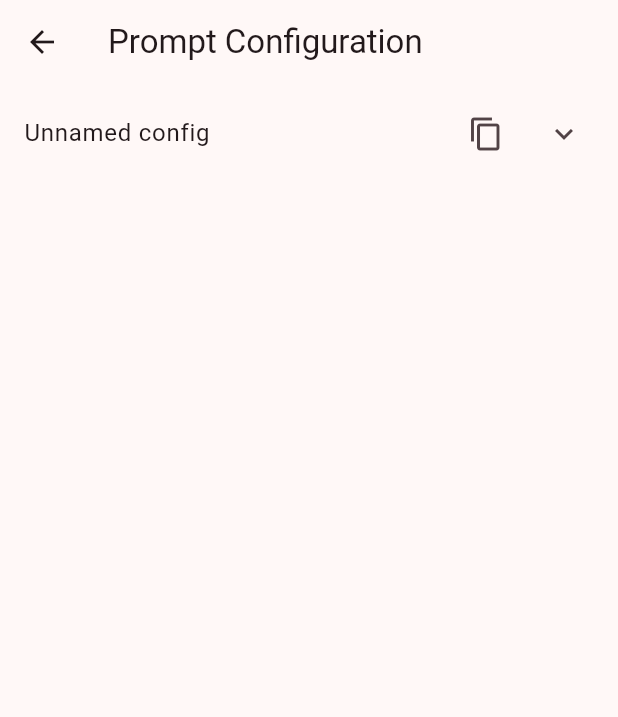
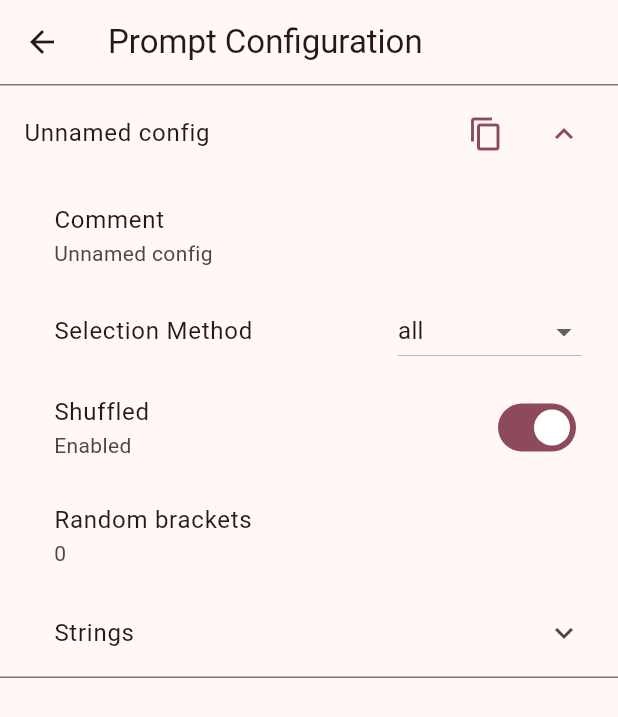
Before and after one commit to Exception0x0194/NAI-Generator-Flutter, a Flutter app: the PromptConfigScreen screen opened directly, on a phone screen of 412 x 824 dp. Shown: the top 717 px of the screen. Run offline on Flutter 3.47's test engine with Material 3 defaults, Android fonts, the phone set to English and light mode, and no system bars; our stand-ins replace file_picker; missing offline and left inert: dart:html; Roboto replaces fonts that are missing (Noto).

Commit message:
修改了编辑页面的初始状态

```diff
--- a/json/example.json
+++ b/json/example.json
@@ -7,7 +7,7 @@
         "num": 1,
         "randomBrackets": 0,
         "type": "config",
-        "comment": "正向提示词",
+        "comment": "示例提示词",
         "filter": "",
         "depth": 0,
         "strs": [],
--- a/lib/models/prompt_config.dart
+++ b/lib/models/prompt_config.dart
@@ -1,6 +1,4 @@
 import 'dart:math';
-
-import 'package:flutter/foundation.dart';
 
 class PromptConfig {
   String selectionMethod;
--- a/lib/widgets/prompt_config_widget.dart
+++ b/lib/widgets/prompt_config_widget.dart
@@ -1,7 +1,5 @@
-import 'package:flutter/cupertino.dart';
 import 'package:flutter/material.dart';
 import 'package:flutter/services.dart';
-import 'package:flutter/widgets.dart';
 import 'dart:convert';
 import '../models/prompt_config.dart';
 import 'editable_list_tile.dart';
@@ -26,6 +24,7 @@ class PromptConfigWidgetState extends State<PromptConfigWidget> {
     return Padding(
       padding: EdgeInsets.only(left: widget.indentLevel * 20.0),
       child: ExpansionTile(
+        initiallyExpanded: widget.indentLevel == 0,
         title: Row(children: [
           Expanded(child: Text(widget.config.comment)),
           IconButton(
@@ -161,6 +160,7 @@ class PromptConfigWidgetState extends State<PromptConfigWidget> {
   Widget _buildConfigsExpansion() {
     return widget.config.type == 'config'
         ? ExpansionTile(
+            initiallyExpanded: widget.indentLevel == 0,
             title: const Text('Configs'),
             children: [
               ...widget.config.prompts.map((config) => PromptConfigWidget(
```
